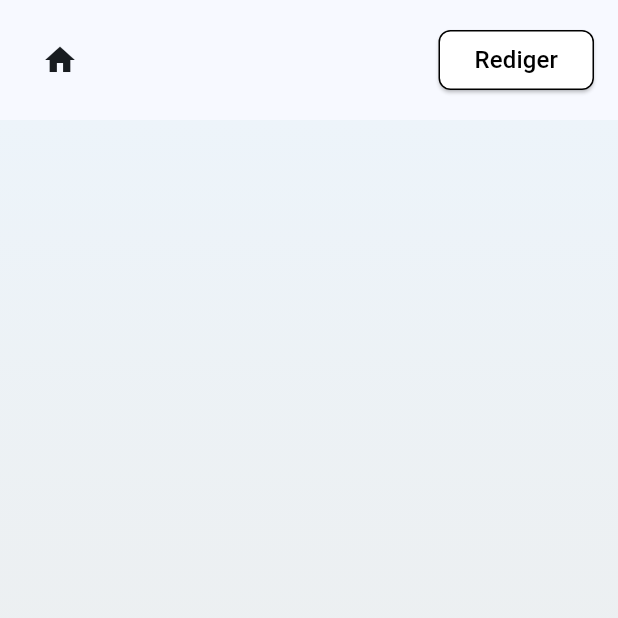
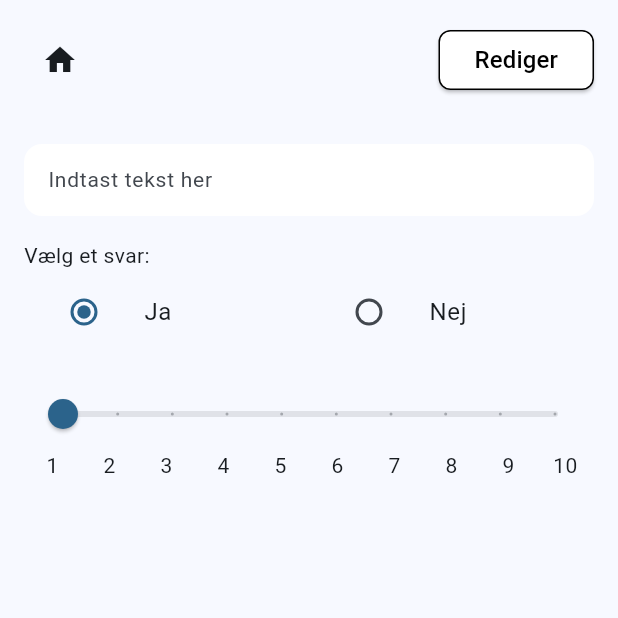
Before and after one commit to haenreg/haenreg_mobile, a Flutter app: the RegistrationPage screen opened directly, on a phone screen of 412 x 824 dp, the top half of it. Run offline on Flutter 3.47's test engine with Material 3 defaults, Android fonts, the phone set to English and light mode, and no system bars; our stand-ins replace google_fonts, shared_preferences; accounts and stored records are empty.

Commit message:
Elements - not connected to db
Elementerne: text input field, scale slider, yes no widget

```diff
--- /dev/null
+++ b/lib/components/scale-slider.dart
@@ -0,0 +1,59 @@
+import 'package:flutter/material.dart';
+
+class RatingSlider extends StatefulWidget {
+  final int initialRating;
+  final ValueChanged<int> onRatingChanged;
+
+  const RatingSlider({
+    Key? key,
+    this.initialRating = 1,
+    required this.onRatingChanged,
+  }) : super(key: key);
+
+  @override
+  _RatingSliderState createState() => _RatingSliderState();
+}
+
+class _RatingSliderState extends State<RatingSlider> {
+  late double _currentRating;
+
+  @override
+  void initState() {
+    super.initState();
+    _currentRating = widget.initialRating.toDouble();
+  }
+
+  @override
+  Widget build(BuildContext context) {
+    return Column(
+      crossAxisAlignment: CrossAxisAlignment.stretch,
+      children: [
+        Slider(
+          value: _currentRating,
+          min: 1.0,
+          max: 10.0,
+          divisions: 9, // To create discrete steps of 1 unit
+          label: _currentRating.round().toString(),
+          onChanged: (value) {
+            setState(() {
+              _currentRating = value;
+              widget.onRatingChanged(_currentRating.round());
+            });
+          },
+        ),
+        Row(
+          mainAxisAlignment: MainAxisAlignment.spaceBetween,
+          children: List.generate(10, (index) => index + 1).map((number) {
+            return Expanded(
+              child: Text(
+                number.toString(),
+                textAlign: TextAlign.center,
+                style: const TextStyle(fontSize: 14.0),
+              ),
+            );
+          }).toList(),
+        ),
+      ],
+    );
+  }
+}
--- /dev/null
+++ b/lib/components/text-input.dart
@@ -0,0 +1,40 @@
+import 'package:flutter/material.dart';
+
+class TextInputField extends StatelessWidget {
+  final TextEditingController controller;
+  final String hintText;
+  final TextStyle hintStyle;
+  final TextStyle textStyle;
+  final BorderRadius borderRadius;
+  final Color backgroundColor;
+
+  const TextInputField({
+    Key? key,
+    required this.controller,
+    required this.hintText,
+    this.hintStyle = const TextStyle(fontSize: 14.0, fontWeight: FontWeight.normal),
+    this.textStyle = const TextStyle(fontSize: 14.0),
+    this.borderRadius = const BorderRadius.all(Radius.circular(7.0)), // Default radius
+    this.backgroundColor = Colors.white, // Default value
+  }) : super(key: key);
+
+  @override
+  Widget build(BuildContext context) {
+    return Container(
+      decoration: BoxDecoration(
+        color: backgroundColor,
+        borderRadius: borderRadius,
+      ),
+      child: TextField(
+        controller: controller,
+        decoration: InputDecoration(
+          hintText: hintText,
+          hintStyle: hintStyle,
+          border: InputBorder.none, // Remove borders
+          contentPadding: const EdgeInsets.symmetric(horizontal: 16.0, vertical: 12.0), // Adjust padding if needed
+        ),
+        style: textStyle,
+      ),
+    );
+  }
+}
--- /dev/null
+++ b/lib/components/yes-no-widget.dart
@@ -0,0 +1,58 @@
+import 'package:flutter/material.dart';
+
+class YesNoWidget extends StatefulWidget {
+  final String selectedOption;
+  final ValueChanged<String> onOptionChanged;
+
+  YesNoWidget({required this.selectedOption, required this.onOptionChanged});
+
+  @override
+  _YesNoWidgetState createState() => _YesNoWidgetState();
+}
+
+class _YesNoWidgetState extends State<YesNoWidget> {
+  @override
+  Widget build(BuildContext context) {
+    return Column(
+      crossAxisAlignment: CrossAxisAlignment.start,
+      children: [
+        Text(
+          'Vælg et svar:',
+          style: Theme.of(context).textTheme.bodyMedium,
+        ),
+        Row(
+          children: [
+            Expanded(
+              child: ListTile(
+                title: const Text('Ja'),
+                leading: Radio<String>(
+                  value: 'Ja',
+                  groupValue: widget.selectedOption,
+                  onChanged: (String? value) {
+                    if (value != null) {
+                      widget.onOptionChanged(value);
+                    }
+                  },
+                ),
+              ),
+            ),
+            Expanded(
+              child: ListTile(
+                title: const Text('Nej'),
+                leading: Radio<String>(
+                  value: 'Nej',
+                  groupValue: widget.selectedOption,
+                  onChanged: (String? value) {
+                    if (value != null) {
+                      widget.onOptionChanged(value);
+                    }
+                  },
+                ),
+              ),
+            ),
+          ],
+        ),
+      ],
+    );
+  }
+}
--- a/lib/pages/registration-page.dart
+++ b/lib/pages/registration-page.dart
@@ -1,32 +1,97 @@
 import 'package:flutter/material.dart';
-import 'package:google_fonts/google_fonts.dart';
-import 'package:haenreg_mobile/components/case-item.dart';
+import 'package:haenreg_mobile/components/yes-no-widget.dart';
+import 'package:http/http.dart' as http;
+import 'dart:convert';
 import 'package:haenreg_mobile/components/custom-top-bar.dart';
+import 'package:haenreg_mobile/components/text-input.dart';
+import 'package:haenreg_mobile/components/yes-no-widget.dart';
+import 'package:haenreg_mobile/components/scale-slider.dart';
 
-class RegistrationPage extends StatelessWidget {
+class RegistrationPage extends StatefulWidget {
+  @override
+  _RegistrationPageState createState() => _RegistrationPageState();
+}
+
+class _RegistrationPageState extends State<RegistrationPage> {
+  final TextEditingController _textController = TextEditingController();
+  String _selectedOption = 'Ja';
+  int _rating = 1; // Default rating
+
+  Future<void> _handleSubmit() async {
+    String inputText = _textController.text;
+
+    if (inputText.isNotEmpty) {
+      final url = Uri.parse('http://10.0.2.2:3000/api/questions/get-questions');
+
+      try {
+        final response = await http.post(
+          url,
+          headers: {'Content-Type': 'application/json'},
+          body: jsonEncode({
+            'questionChoices': [inputText],
+            'selectedOption': _selectedOption,
+            'rating': _rating,
+          }),
+        );
+
+        if (response.statusCode == 200) {
+          debugPrint('Tekst og valg indsat i databasen: $inputText, $_selectedOption');
+        } else {
+          debugPrint('Fejl ved indsættelse: ${response.body}');
+        }
+      } catch (error) {
+        debugPrint('En fejl opstod: $error');
+      }
+    } else {
+      debugPrint('Tekstfeltet er tomt');
+    }
+  }
+
   @override
   Widget build(BuildContext context) {
     return Scaffold(
-     appBar: CustomTopBar(
-        isEditMode: true, // Aktiver redigeringstilstand
-        onEdit: () {
-          // Handling for rediger-knappen
-          print("Rediger-knappen blev klikket");
-        },
+      appBar: CustomTopBar(
+        isEditMode: true,
+        onEdit: () {},
       ),
       body: Container(
-         decoration: const BoxDecoration(
-         gradient: LinearGradient(
-            colors: [
-              Color(0xFFEDF4FA), // #EDF4FA
-              Color(0xFFEBEAE7), // #EBEAE7
-            ],
-            begin: Alignment.topCenter,
-            end: Alignment.bottomCenter,
-
+        padding: const EdgeInsets.all(16.0),
+        child: Column(
+          crossAxisAlignment: CrossAxisAlignment.stretch,
+          children: [
+            TextInputField(
+              controller: _textController,
+              hintText: 'Indtast tekst her',
+              hintStyle: const TextStyle(
+                fontSize: 14.0, // Skriftstørrelse for hint-tekst
+                fontWeight: FontWeight.normal, // Hint-tekst skal ikke være fed
+              ),
+              textStyle: const TextStyle(
+                fontSize: 14.0, // Skriftstørrelse for den indtastede tekst
+              ),
+              borderRadius: BorderRadius.circular(12.0), // Border-radius
+            ),
+            const SizedBox(height: 16.0),
+            YesNoWidget(
+              selectedOption: _selectedOption,
+              onOptionChanged: (String newValue) {
+                setState(() {
+                  _selectedOption = newValue;
+                });
+              },
+            ),
+            const SizedBox(height: 16.0),
+            RatingSlider(
+              initialRating: _rating,
+              onRatingChanged: (rating) {
+                setState(() {
+                  _rating = rating;
+                });
+              },
+            ),
+          ],
+        ),
       ),
-    ),
-    ),
     );
   }
 }
--- a/pubspec.yaml
+++ b/pubspec.yaml
@@ -61,6 +61,8 @@ flutter:
     - assets/images/peter.png
     - assets/images/lone.png
 
+
+
   # To add assets to your application, add an assets section, like this:
   # assets:
   #   - images/a_dot_burr.jpeg
```
